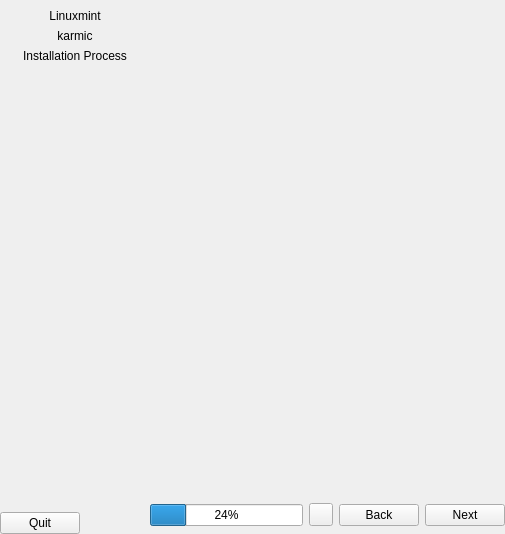
linuxmint/ubiquity, file gui/qt/app.ui: the form before one commit.
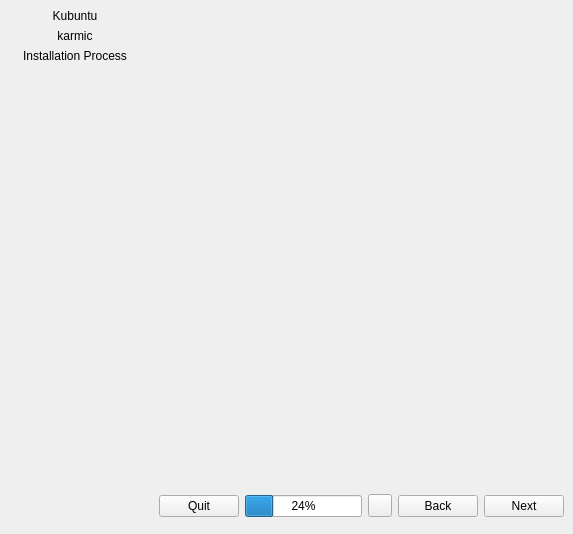
The form after the commit.

The edit to the form file:
```diff
--- a/gui/qt/app.ui
+++ b/gui/qt/app.ui
@@ -6,7 +6,7 @@
    <rect>
     <x>0</x>
     <y>0</y>
-    <width>505</width>
+    <width>573</width>
     <height>534</height>
    </rect>
   </property>
@@ -29,10 +29,7 @@
         <verstretch>0</verstretch>
        </sizepolicy>
       </property>
-      <layout class="QHBoxLayout" name="horizontalLayout">
-       <property name="margin">
-        <number>0</number>
-       </property>
+      <layout class="QHBoxLayout" name="horizontalLayout_8">
        <item>
         <widget class="QStackedWidget" name="progress_stack">
          <property name="sizePolicy">
@@ -46,6 +43,16 @@
            <property name="margin">
             <number>0</number>
            </property>
+           <item>
+            <widget class="QPushButton" name="quit">
+             <property name="text">
+              <string>Quit</string>
+             </property>
+             <property name="autoDefault">
+              <bool>true</bool>
+             </property>
+            </widget>
+           </item>
            <item>
             <widget class="QProgressBar" name="progressBar">
              <property name="value">
@@ -112,7 +119,7 @@
     <item row="0" column="0" rowspan="2">
      <widget class="QWidget" name="sidebar_widget" native="true">
       <property name="sizePolicy">
-       <sizepolicy hsizetype="Fixed" vsizetype="Preferred">
+       <sizepolicy hsizetype="Fixed" vsizetype="MinimumExpanding">
         <horstretch>0</horstretch>
         <verstretch>0</verstretch>
        </sizepolicy>
@@ -148,7 +155,7 @@
           <item>
            <widget class="QLabel" name="distro_name_label">
             <property name="text">
-                   <string>Linuxmint</string>
+             <string>Kubuntu</string>
             </property>
             <property name="scaledContents">
              <bool>false</bool>
@@ -184,7 +191,7 @@
        <item>
         <widget class="QWidget" name="steps_widget" native="true">
          <property name="sizePolicy">
-          <sizepolicy hsizetype="Minimum" vsizetype="Minimum">
+          <sizepolicy hsizetype="Expanding" vsizetype="MinimumExpanding">
            <horstretch>0</horstretch>
            <verstretch>0</verstretch>
           </sizepolicy>
@@ -199,23 +206,10 @@
          </layout>
         </widget>
        </item>
-       <item>
-        <spacer name="verticalSpacer">
-         <property name="orientation">
-          <enum>Qt::Vertical</enum>
-         </property>
-         <property name="sizeHint" stdset="0">
-          <size>
-           <width>40</width>
-           <height>20</height>
-          </size>
-         </property>
-        </spacer>
-       </item>
        <item>
         <widget class="QFrame" name="sidebar_footer_frame">
          <property name="sizePolicy">
-          <sizepolicy hsizetype="Preferred" vsizetype="Minimum">
+          <sizepolicy hsizetype="Minimum" vsizetype="Minimum">
            <horstretch>0</horstretch>
            <verstretch>0</verstretch>
           </sizepolicy>
@@ -224,29 +218,6 @@
           <property name="margin">
            <number>0</number>
           </property>
-          <item>
-           <widget class="QPushButton" name="quit">
-            <property name="text">
-             <string>Quit</string>
-            </property>
-            <property name="autoDefault">
-             <bool>true</bool>
-            </property>
-           </widget>
-          </item>
-          <item>
-           <spacer name="horizontalSpacer">
-            <property name="orientation">
-             <enum>Qt::Horizontal</enum>
-            </property>
-            <property name="sizeHint" stdset="0">
-             <size>
-              <width>40</width>
-              <height>20</height>
-             </size>
-            </property>
-           </spacer>
-          </item>
          </layout>
         </widget>
        </item>
```
Left out of the diff: 2 changed lines with no effect on the pictures.
